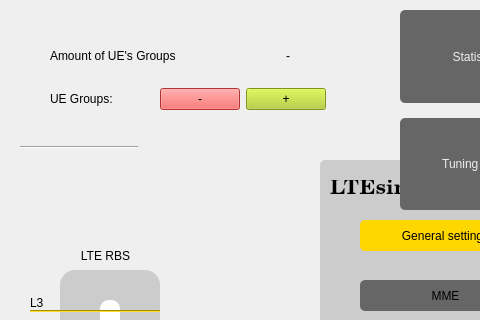
Old version of the form LTEsimGeneratorGUI/Ui/Windows/trafficmap.ui in the repository moniss23/junit4; both pictures show x 0 to 480 and y 0 to 320 of the 800 by 600 pixel window.
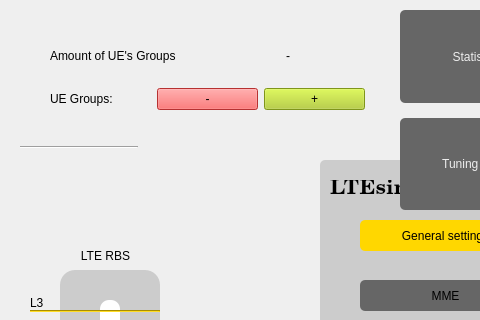
New version of the form. Icons and pictures are not drawn.

Commit message: Fix. Traffic map ui buttons.

Diff of the .ui file:
```diff
--- a/LTEsimGeneratorGUI/Ui/Windows/trafficmap.ui
+++ b/LTEsimGeneratorGUI/Ui/Windows/trafficmap.ui
@@ -72,19 +72,6 @@
          </property>
         </widget>
        </item>
-       <item>
-        <spacer name="horizontalSpacer">
-         <property name="orientation">
-          <enum>Qt::Horizontal</enum>
-         </property>
-         <property name="sizeHint" stdset="0">
-          <size>
-           <width>40</width>
-           <height>20</height>
-          </size>
-         </property>
-        </spacer>
-       </item>
        <item>
         <widget class="QPushButton" name="removeUeButton">
          <property name="styleSheet">
@@ -107,19 +94,6 @@
          </property>
         </widget>
        </item>
-       <item>
-        <spacer name="horizontalSpacer_2">
-         <property name="orientation">
-          <enum>Qt::Horizontal</enum>
-         </property>
-         <property name="sizeHint" stdset="0">
-          <size>
-           <width>40</width>
-           <height>20</height>
-          </size>
-         </property>
-        </spacer>
-       </item>
       </layout>
      </item>
     </layout>
```
